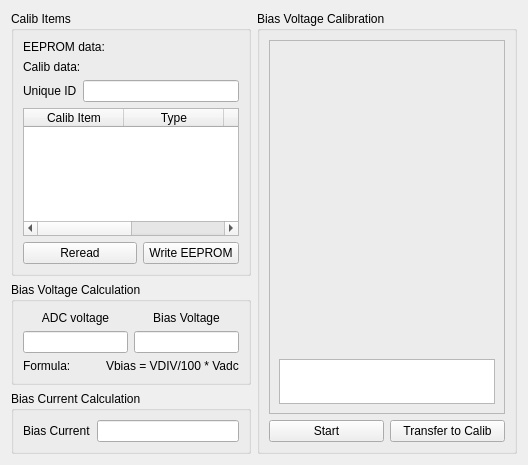
This is muondetector-gui/src/main/calibform.ui in MuonPi/muondetector as Qt 5 draws it before an edit. The edited form follows.
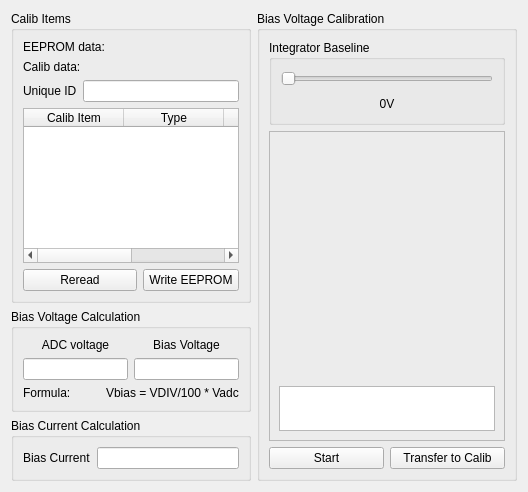
This is the edited form. Custom widgets are drawn as their Qt base class.

Commit message: Added changes that were made on pi 215 Added ADC free running mode Added new tab 'parameter monitor form' that shows adc traces Added new tcp signal for adc trace readout Started working on calibform (restructuring)

What changed in the file:
```diff
--- a/muondetector-gui/src/main/calibform.ui
+++ b/muondetector-gui/src/main/calibform.ui
@@ -7,7 +7,7 @@
     <x>0</x>
     <y>0</y>
     <width>528</width>
-    <height>465</height>
+    <height>492</height>
    </rect>
   </property>
   <property name="windowTitle">
@@ -123,8 +123,65 @@
      <property name="title">
       <string>Bias Voltage Calibration</string>
      </property>
-     <layout class="QGridLayout" name="gridLayout_5">
+     <layout class="QGridLayout" name="gridLayout_8">
       <item row="0" column="0" colspan="2">
+       <widget class="QGroupBox" name="groupBox">
+        <property name="maximumSize">
+         <size>
+          <width>16777215</width>
+          <height>85</height>
+         </size>
+        </property>
+        <property name="title">
+         <string>Integrator Baseline</string>
+        </property>
+        <layout class="QGridLayout" name="gridLayout_5">
+         <item row="0" column="0">
+          <layout class="QVBoxLayout" name="verticalLayout">
+           <item>
+            <widget class="QSlider" name="horizontalSlider">
+             <property name="minimumSize">
+              <size>
+               <width>0</width>
+               <height>20</height>
+              </size>
+             </property>
+             <property name="maximum">
+              <number>1000</number>
+             </property>
+             <property name="orientation">
+              <enum>Qt::Horizontal</enum>
+             </property>
+            </widget>
+           </item>
+           <item>
+            <widget class="QLabel" name="intOffsetDacLabel">
+             <property name="minimumSize">
+              <size>
+               <width>25</width>
+               <height>0</height>
+              </size>
+             </property>
+             <property name="maximumSize">
+              <size>
+               <width>16777215</width>
+               <height>30</height>
+              </size>
+             </property>
+             <property name="text">
+              <string>0V</string>
+             </property>
+             <property name="alignment">
+              <set>Qt::AlignCenter</set>
+             </property>
+            </widget>
+           </item>
+          </layout>
+         </item>
+        </layout>
+       </widget>
+      </item>
+      <item row="1" column="0" colspan="2">
        <widget class="QFrame" name="frame">
         <property name="frameShape">
          <enum>QFrame::StyledPanel</enum>
@@ -184,14 +241,14 @@
         </layout>
        </widget>
       </item>
-      <item row="1" column="0">
+      <item row="2" column="0">
        <widget class="QPushButton" name="doBiasCalibPushButton">
         <property name="text">
          <string>Start</string>
         </property>
        </widget>
       </item>
-      <item row="1" column="1">
+      <item row="2" column="1">
        <widget class="QPushButton" name="transferBiasCoeffsPushButton">
         <property name="text">
          <string>Transfer to Calib</string>
```
The commit also changes 13 other files.
